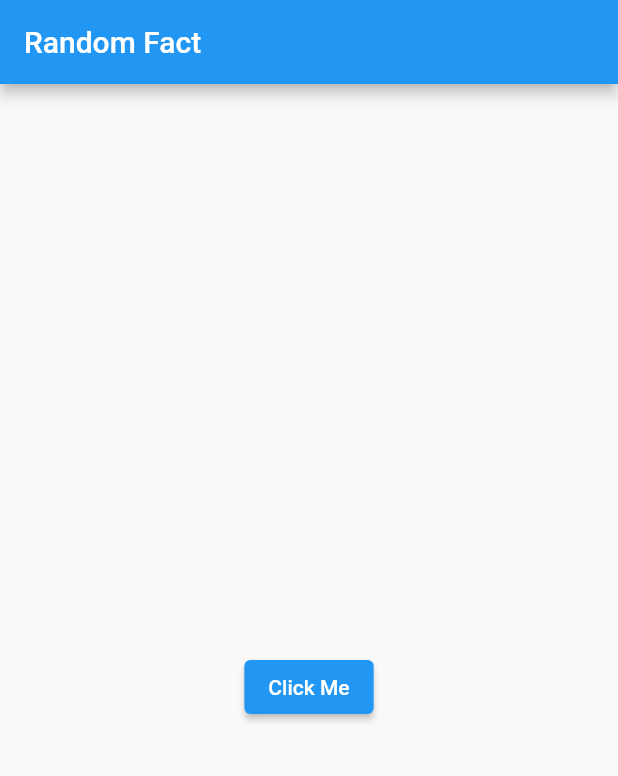
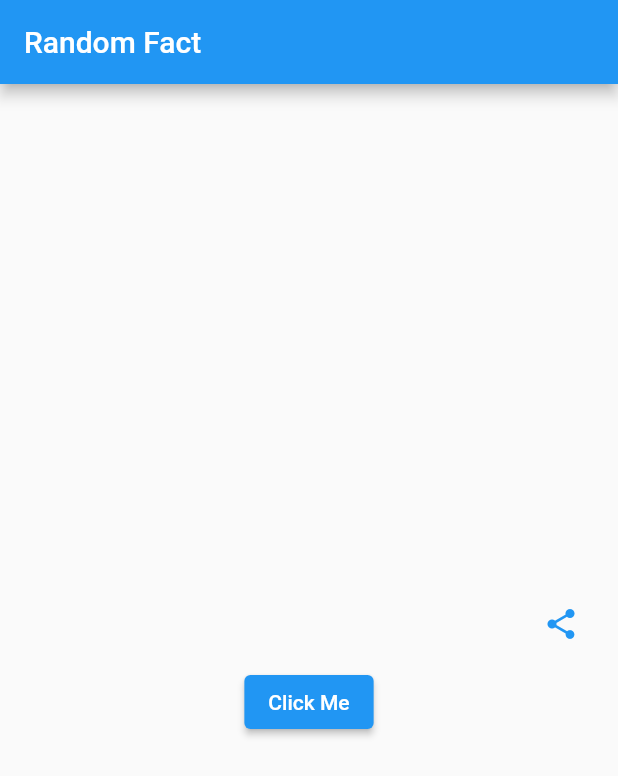
Before and after one commit to Praveen-Senthilkumar/Sample_API_Project, a Flutter app: the screen it shows after launch, after a tap on "Click Me", on a phone screen of 412 x 824 dp. Shown: the top 776 px of the screen. Run offline on Flutter 3.47's test engine with Material 2 defaults, Android fonts, the phone set to English and light mode, and no system bars; our stand-ins replace connectivity_plus, share_plus; network calls fail.

Commit message:
Committed at 14-11-2022 18:58

```diff
--- a/lib/feature/splash_screen.dart
+++ b/lib/feature/splash_screen.dart
@@ -0,0 +1,39 @@
+import 'dart:async';
+
+import 'package:flutter/material.dart';
+import 'package:sample_project_1/home/home_page.dart';
+
+class SplashScreen extends StatefulWidget {
+  const SplashScreen({Key? key}) : super(key: key);
+
+  @override
+  State<SplashScreen> createState() => _SplashScreenState();
+}
+
+class _SplashScreenState extends State<SplashScreen> {
+
+  void initState(){
+    super.initState();
+    Timer(const Duration(seconds: 3),
+            ()=>Navigator.pushReplacement(context,
+            MaterialPageRoute(builder:
+                (context) =>
+                    const MyHomePage(title: 'Random Fact')
+            )
+        )
+    );
+  }
+
+
+  @override
+  Widget build(BuildContext context) {
+    return Container(
+      color: Colors.white,
+      child: Image.asset(
+        'assets/fact.png',
+        height: 400,
+        width: 400,
+      ),
+    );
+  }
+}
--- a/lib/home/home_page.dart
+++ b/lib/home/home_page.dart
@@ -0,0 +1,121 @@
+import 'package:connectivity_plus/connectivity_plus.dart';
+import 'package:flutter/material.dart';
+import 'package:sample_project_1/feature/widget.dart';
+import 'package:sample_project_1/network/endpoint.dart';
+import 'package:share_plus/share_plus.dart';
+
+
+class MyHomePage extends StatefulWidget {
+  const MyHomePage({Key? key, required this.title}) : super(key: key);
+
+  final String title;
+
+  @override
+  State<MyHomePage> createState() => _MyHomePageState();
+}
+
+class _MyHomePageState extends State<MyHomePage> {
+
+  String name = '';
+  bool connectionStatus=false;
+
+
+
+
+  void initState() {
+    super.initState();
+    InitFact();
+  }
+
+  @override
+  Widget build(BuildContext context) {
+    return Scaffold(
+        appBar: AppBar(
+          title: Text(widget.title),
+        ),
+        body: Center(
+          child: Container(
+            child: Padding(
+              padding: const EdgeInsets.all(10),
+              child: Column(
+                mainAxisAlignment: MainAxisAlignment.center,
+                children: [
+                 // Text(name),
+                 // const SizedBox( height: 20),
+
+                  ListTile(
+                    title: Text(name),
+                    trailing: GestureDetector(
+                      onTap: (){
+                        Share.share(name);
+
+                      },
+                      child: Icon(Icons.share,color: Colors.blue,) ,
+                    ),
+                  ),
+                  ElevatedButton(
+                      onPressed: ()   {
+                        connectionChecker();
+                        if(connectionStatus == true)
+                        {
+                          showAlertDialogSingleButton(
+                              context,
+                              "Alert",
+                              'No Internet Connection',
+                              false,
+                              onPress: () {
+                                Navigator.pop(context);
+                              });
+
+                        }
+                        else {
+                          InitFact();
+                        }
+
+                      },
+                      child: const Text('Click Me')),
+                ],
+              ),
+            ),
+          ),
+        ) // This trailing comma makes auto-formatting nicer for build methods.
+    );
+  }
+
+  Future<void> connectionChecker()  async {
+    var connectivityResult = await(Connectivity().checkConnectivity());
+
+    if (connectivityResult == ConnectivityResult.mobile) {
+      setState((){
+         connectionStatus=false; // connected to Mobile Internet
+      });
+
+    } else if (connectivityResult == ConnectivityResult.wifi) {
+      setState((){
+        connectionStatus=false; // connected to Wifi Internet
+      });
+
+    }
+    else {
+      setState((){
+        connectionStatus=true; // connected to Wifi Internet
+      });
+    }
+
+  }
+
+  Future<void> InitFact() async {
+    final result = await HOSAPI().GetUserData();
+
+    if (result.isNotEmpty) {
+      setState(() {
+        name = result['fact'];
+      });
+
+    }
+  }
+
+
+
+
+}
--- a/lib/main.dart
+++ b/lib/main.dart
@@ -1,6 +1,8 @@
 
 import 'package:flutter/material.dart';
-import 'network/endpoint.dart';
+import 'package:sample_project_1/feature/splash_screen.dart';
+import 'package:sample_project_1/home/home_page.dart';
+
 
 
 
@@ -19,64 +21,9 @@ class MyApp extends StatelessWidget {
       theme: ThemeData(
         primarySwatch: Colors.blue,
       ),
-      home: const MyHomePage(title: 'Random Fact'),
+      debugShowCheckedModeBanner: false,
+      home: SplashScreen(),
+      //const MyHomePage(title: 'Random Fact'),
     );
   }
 }
-
-class MyHomePage extends StatefulWidget {
-  const MyHomePage({Key? key, required this.title}) : super(key: key);
-
-  final String title;
-
-  @override
-  State<MyHomePage> createState() => _MyHomePageState();
-}
-
-class _MyHomePageState extends State<MyHomePage> {
-
-  String name = '';
-
-  void initState() {
-    super.initState();
-    InitFact();
-  }
-
-  @override
-  Widget build(BuildContext context) {
-    return Scaffold(
-        appBar: AppBar(
-          title: Text(widget.title),
-        ),
-        body: Center(
-          child: Container(
-            child: Padding(
-              padding: const EdgeInsets.all(10),
-              child: Column(
-                mainAxisAlignment: MainAxisAlignment.center,
-                children: [
-                  Text(name),
-                  SizedBox( height: 20,),
-                  ElevatedButton(onPressed: () {
-                    InitFact();
-                  },
-                      child: const Text('Click Me'))
-                ],
-              ),
-            ),
-          ),
-        ) // This trailing comma makes auto-formatting nicer for build methods.
-    );
-  }
-
-  Future<void> InitFact() async {
-    final result = await HOSAPI().GetUserData();
-
-    if (result.isNotEmpty) {
-      setState(() {
-        name = result['fact'];
-      });
-
-    }
-  }
-}
--- a/pubspec.yaml
+++ b/pubspec.yaml
@@ -35,6 +35,8 @@ dependencies:
   # Use with the CupertinoIcons class for iOS style icons.
   cupertino_icons: ^1.0.2
   http: ^0.13.5
+  connectivity_plus: ^2.3.5
+  share_plus: ^6.3.0
 
 dev_dependencies:
   flutter_test:
@@ -59,8 +61,8 @@ flutter:
   uses-material-design: true
 
   # To add assets to your application, add an assets section, like this:
-  # assets:
-  #   - images/a_dot_burr.jpeg
+  assets:
+    - assets/fact.png
   #   - images/a_dot_ham.jpeg
 
   # An image asset can refer to one or more resolution-specific "variants", see
```
Also changed, not shown: lib/feature/widget.dart (+23 -6 lines), pubspec.lock, 6 other files.
